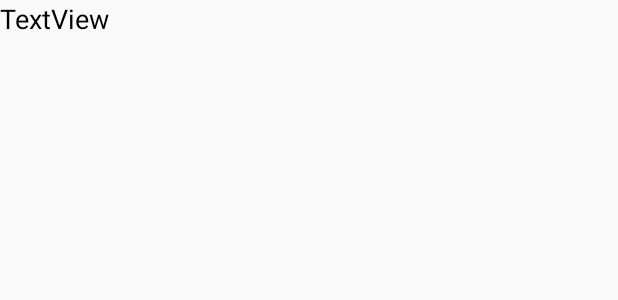
After one commit to rajatanantharam/tchau, an Android app: the layout event_adapter.xml on its own in the app's theme, with its tools: preview values and no code run, on a phone screen of 412 x 824 dp. The commit adds this screen. Shown: the top 300 px of the screen. Run offline under Robolectric (Android 15) with nearby library versions, the phone set to English and light mode, and no system bars.

Commit message:
able to read from the DB and show it on the list view

```diff
--- a/app/src/main/java/app/lisboa/lisboapp/model/Event.java
+++ b/app/src/main/java/app/lisboa/lisboapp/model/Event.java
@@ -13,6 +13,10 @@ public class Event {
     public Double longitude;
     public String timeStamp;
 
+    public Event(){
+
+    }
+
     public Event(String eventName, String hostName, Double lat, String locationName, Double lon, String timeStamp) {
         this.eventName = eventName;
         this.hostName = hostName;
--- a/app/src/main/res/layout/activity_main.xml
+++ b/app/src/main/res/layout/activity_main.xml
@@ -3,6 +3,12 @@
                 android:orientation="vertical"
                 android:layout_width="match_parent"
                 android:layout_height="match_parent">
+
+    <ListView
+        android:id="@+id/eventList"
+        android:layout_width="match_parent"
+        android:layout_height="wrap_content"/>
+
     <Button
         android:layout_alignParentBottom="true"
         android:text="@string/create_event"
--- /dev/null
+++ b/app/src/main/res/layout/event_adapter.xml
@@ -0,0 +1,16 @@
+<?xml version="1.0" encoding="utf-8"?>
+<LinearLayout xmlns:android="http://schemas.android.com/apk/res/android"
+              android:orientation="vertical"
+              android:layout_width="match_parent"
+              android:layout_height="match_parent">
+
+    <TextView
+        android:text="TextView"
+        android:layout_width="match_parent"
+        android:layout_height="wrap_content"
+        android:id="@+id/eventName"
+        android:fontFamily="sans-serif"
+        android:textSize="18sp"
+        android:lineSpacingExtra="8sp"
+        android:textColor="@android:color/black"/>
+</LinearLayout>
```
Also changed, not shown: app/src/main/java/app/lisboa/lisboapp/ui/EventAdapter.java (added, +53 -0 lines), app/src/main/java/app/lisboa/lisboapp/ui/MainActivity.java (+49 -2 lines).
